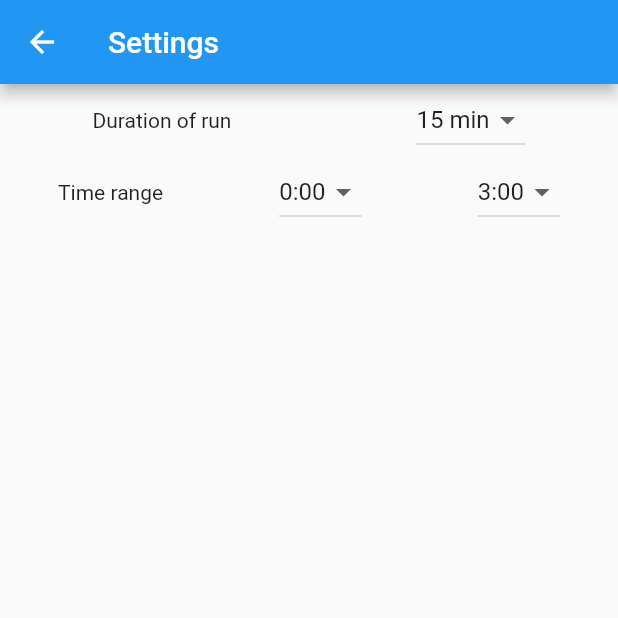
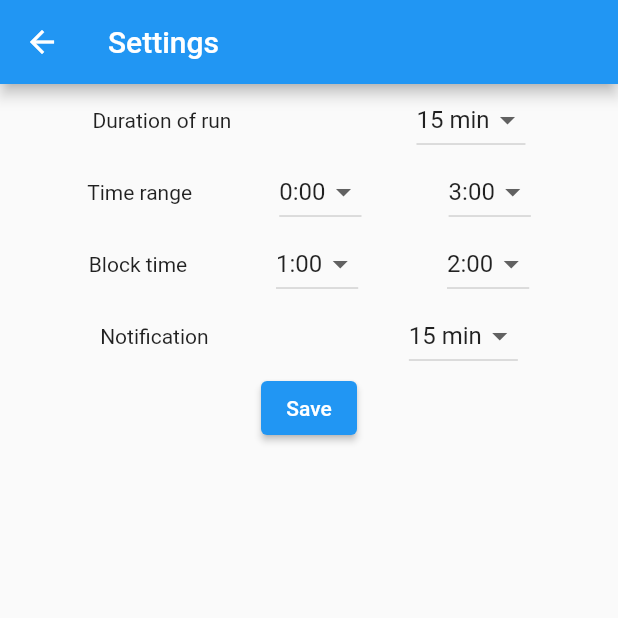
Before and after one commit to OlgaSe/Runtime, a Flutter app: the SettingsScreen screen opened directly, on a phone screen of 412 x 824 dp, the top half of it. Run offline on Flutter 3.47's test engine with Material 2 defaults, Android fonts, the light colour scheme and no system bars; our stand-ins replace geolocator; network calls fail.

Commit message:
Setting page: added all dropdown buttons and save button without onPress action

```diff
--- a/lib/screens/settings.dart
+++ b/lib/screens/settings.dart
@@ -10,6 +10,10 @@ class _SettingsScreenState extends State<SettingsScreen> {
   String selectedDuration = '15 min';
   String selectedRangeStart = '0:00';
   String selectedRangeEnd = '3:00';
+  String selectedBlockRangeStart = '1:00';
+  String selectedBlockRangeEnd = '2:00';
+  String selectedNotification = '15 min';
+
 
   List<DropdownMenuItem> getDropDownItems() {
     List<DropdownMenuItem<String>> dropdownItems = [];
@@ -32,6 +36,7 @@ class _SettingsScreenState extends State<SettingsScreen> {
       ),
       body: Container(
           child: Column(
+            mainAxisAlignment: MainAxisAlignment.start,
               children: <Widget>[
             Row(
               mainAxisAlignment: MainAxisAlignment.spaceAround,
@@ -54,7 +59,7 @@ class _SettingsScreenState extends State<SettingsScreen> {
               ],
             ),
                 Row(
-                  mainAxisAlignment: MainAxisAlignment.spaceAround,
+                  mainAxisAlignment: MainAxisAlignment.spaceEvenly,
                   children: <Widget>[
                     Text('Time range'),
                     DropdownButton<String>(
@@ -75,6 +80,49 @@ class _SettingsScreenState extends State<SettingsScreen> {
                         }),
               ],
             ),
+                Row(
+                  mainAxisAlignment: MainAxisAlignment.spaceEvenly,
+                  children: <Widget>[
+                    Text('Block time'),
+                    DropdownButton<String>(
+                        value: selectedBlockRangeStart,
+                        items: getDropDownItems(),
+                        onChanged: (value) {
+                          setState(() {
+                            selectedBlockRangeStart = value;
+                          });
+                        }),
+                    DropdownButton<String>(
+                        value: selectedBlockRangeEnd,
+                        items: getDropDownItems(),
+                        onChanged: (value) {
+                          setState(() {
+                            selectedBlockRangeEnd = value;
+                          });
+                        }),
+                  ],
+                ),
+                Row(
+                  mainAxisAlignment: MainAxisAlignment.spaceAround,
+                  children: <Widget>[
+                    Text('Notification'),
+                    DropdownButton<String>(
+                        value: selectedNotification,
+                        items: <String>['15 min', '30 min', '45 min', '60 min']
+                            .map((String value) {
+                          return new DropdownMenuItem<String>(
+                            value: value,
+                            child: Text(value),
+                          );
+                        }).toList(),
+                        onChanged: (value) {
+                          setState(() {
+                            selectedNotification = value;
+                          });
+                        }),
+                  ],
+                ),
+                ElevatedButton(onPressed: () {}, child: Text('Save')),
       ])),
     );
   }
```
